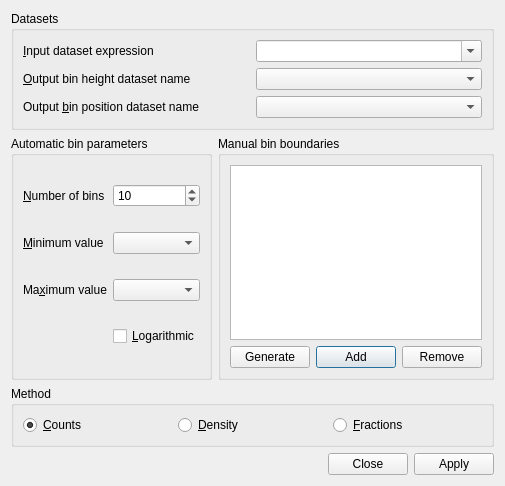
veusz/veusz, file dialogs/histodata.ui: the form before one commit.
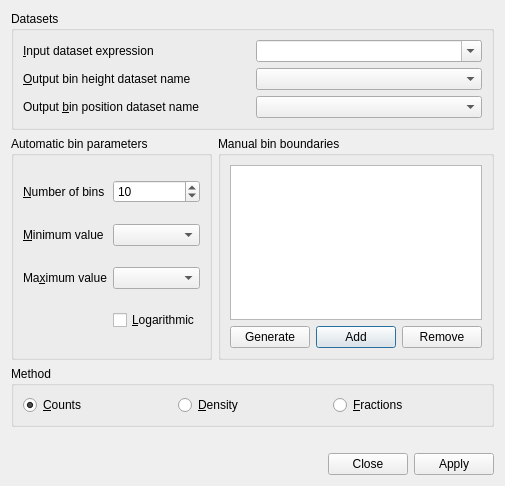
The form after the commit. Custom widgets are drawn as their Qt base class.

The edit to the form file:
```diff
--- a/dialogs/histodata.ui
+++ b/dialogs/histodata.ui
@@ -213,6 +213,13 @@
      </layout>
     </widget>
    </item>
+   <item>
+    <widget class="QLabel" name="statuslabel">
+     <property name="text">
+      <string/>
+     </property>
+    </widget>
+   </item>
    <item>
     <widget class="QDialogButtonBox" name="buttonBox">
      <property name="orientation">
```
